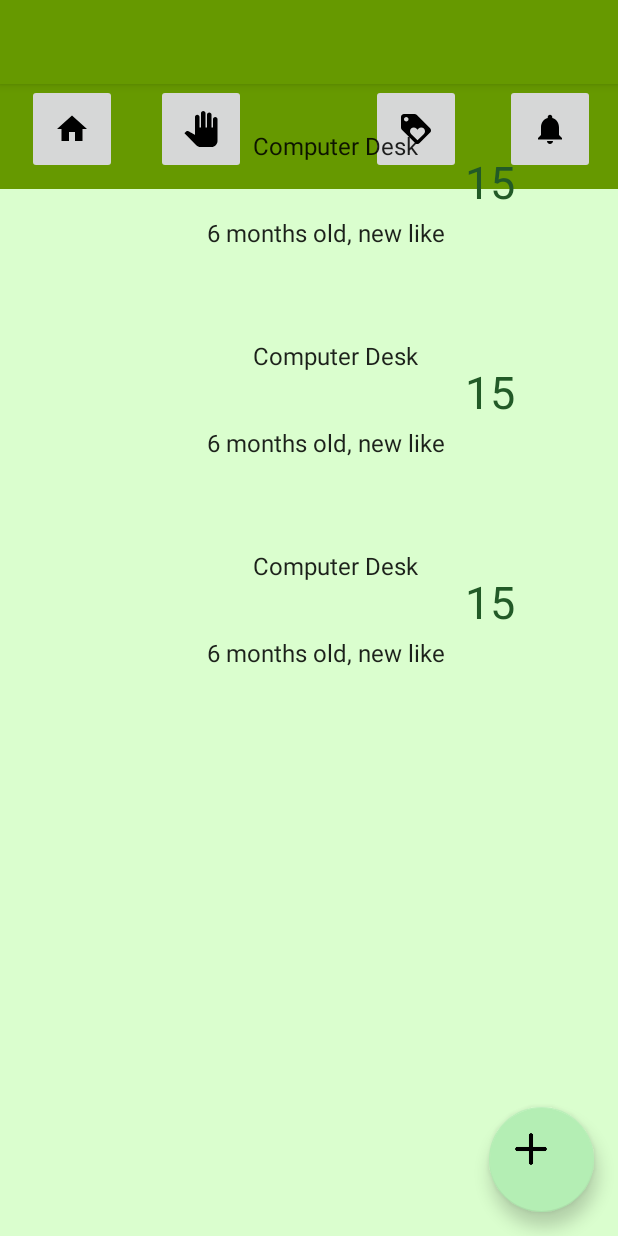
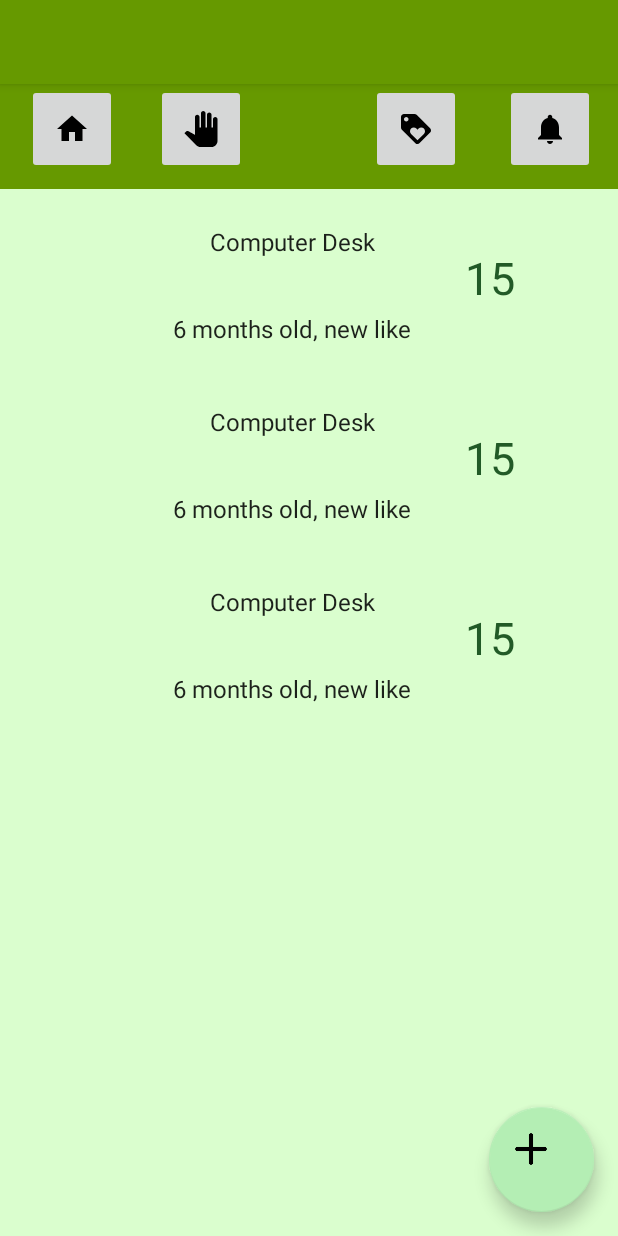
Before and after one commit to Chaachii2797/Revised_Gcompanion, an Android app: the layout app_bar_main.xml on its own in the app's theme, with its tools: preview values and no code run, on a phone screen of 412 x 824 dp. Run offline under Robolectric (Android 15) with nearby library versions, the phone set to English and light mode, and no system bars.

Commit message:
natarong na gamay ang main

```diff
--- a/app/src/main/java/cabiso/daphny/com/g_companion/MarketPlaceFragment.java
+++ b/app/src/main/java/cabiso/daphny/com/g_companion/MarketPlaceFragment.java
@@ -6,10 +6,8 @@ import android.net.Uri;
 import android.os.Bundle;
 import android.support.annotation.NonNull;
 import android.support.v4.app.Fragment;
-import android.support.v7.app.AppCompatActivity;
 import android.support.v7.widget.LinearLayoutManager;
 import android.support.v7.widget.RecyclerView;
-import android.support.v7.widget.Toolbar;
 import android.util.Log;
 import android.view.LayoutInflater;
 import android.view.View;
@@ -66,7 +64,7 @@ public class MarketPlaceFragment extends Fragment{
     @Override
     public View onCreateView(LayoutInflater inflater, ViewGroup container,
                              Bundle savedInstanceState) {
-        View view = inflater.inflate(R.layout.activity_main, container, false);
+        View view = inflater.inflate(R.layout.app_bar_main, container, false);
 
         Context context = view.getContext();
         recyclerView = (RecyclerView) view.findViewById(R.id.list);
@@ -113,37 +111,6 @@ public class MarketPlaceFragment extends Fragment{
                 catch(Exception e){
                     Log.d("Exception", "Failed to fetch product Picture");
                 }
-
-//                 Get product picture in a native way
-//                if(model.productPictureURLs!=null){
-//                    StorageReference pictureReference = FirebaseStorage.getInstance().getReferenceFromUrl(model.productPictureURLs.get(0));
-//                    try{
-//                        productImageTempFile = File.createTempFile("images","jpg");
-//                    }
-//                    catch(IOException io){
-//                        Log.d("Exception caught", io.toString());
-//                    }
-//
-//                    pictureReference.getFile(productImageTempFile).addOnSuccessListener(new OnSuccessListener<FileDownloadTask.TaskSnapshot>() {
-//                        @Override
-//                        public void onSuccess(FileDownloadTask.TaskSnapshot taskSnapshot) {
-//                            final BitmapFactory.Options options = new BitmapFactory.Options();
-//                            options.inJustDecodeBounds = true;
-//                            BitmapFactory.decodeFile(productImageTempFile.getPath(), options);
-//
-//                            options.inSampleSize = calculateInSampleSize(options, 75, 75);
-//                            // Decode bitmap with inSampleSize set
-//                            options.inJustDecodeBounds = false;
-//                            Bitmap bitmap = BitmapFactory.decodeFile(productImageTempFile.getPath(), options);
-//                            viewHolder.mProductImageView.setImageBitmap(bitmap);
-//                        }
-//                    }).addOnFailureListener(new OnFailureListener() {
-//                        @Override
-//                        public void onFailure(@NonNull Exception e) {
-//
-//                        }
-//                    });
-//                }
 
 
                 viewHolder.mView.setOnClickListener(new View.OnClickListener() {
--- a/app/src/main/res/layout/activity_main.xml
+++ b/app/src/main/res/layout/activity_main.xml
@@ -25,6 +25,4 @@
 
 
 
-
-
 </android.support.v4.widget.DrawerLayout>
--- a/app/src/main/res/layout/app_bar_main.xml
+++ b/app/src/main/res/layout/app_bar_main.xml
@@ -20,25 +20,21 @@
 
     </android.support.design.widget.AppBarLayout>
 
+
+
     <include
         android:id="@+id/include"
         layout="@layout/content_main" />
 
 
+
     <android.support.v7.widget.RecyclerView
         android:id="@+id/list"
         android:layout_width="match_parent"
-        android:layout_height="441dp"
-        app:layout_behavior="@string/appbar_scrolling_view_behavior"
+        android:layout_height="match_parent"
+        android:layout_marginTop="130dp"
         tools:context="cabiso.daphny.com.g_companion.MarketPlaceFragment"
         tools:listitem="@layout/recycler_item" />
-
-    <FrameLayout
-        android:id="@+id/theFragmentFrame"
-        android:layout_width="match_parent"
-        android:layout_height="444dp"
-        android:layout_gravity="center">
-    </FrameLayout>
 
     <android.support.design.widget.FloatingActionButton
         android:id="@+id/fab3"
@@ -89,5 +85,12 @@
         android:layout_margin="@dimen/fab_margin"
         android:src="@drawable/add" />
 
+    <FrameLayout
+        android:id="@+id/theFragmentFrame"
+        android:layout_width="match_parent"
+        android:layout_height="match_parent">
+
+    </FrameLayout>
+
 
 </android.support.design.widget.CoordinatorLayout>
--- a/app/src/main/res/layout/content_main.xml
+++ b/app/src/main/res/layout/content_main.xml
@@ -5,8 +5,7 @@
     android:layout_width="match_parent"
     android:layout_height="match_parent"
     app:layout_behavior="@string/appbar_scrolling_view_behavior"
-    tools:context="cabiso.daphny.com.g_companion.MainActivity"
-    tools:showIn="@layout/app_bar_main">
+    tools:context="cabiso.daphny.com.g_companion.MainActivity">
 
     <ImageView
         android:id="@+id/layout_for_buttons"
--- a/app/src/main/res/layout/recycler_item.xml
+++ b/app/src/main/res/layout/recycler_item.xml
@@ -15,20 +15,19 @@
         android:id="@+id/item_icon"
         android:layout_width="80dp"
         android:layout_height="80dp"
-        android:layout_margin="10dp" />
+        android:layout_centerVertical="true"
+        android:layout_alignParentLeft="true"
+        android:layout_alignParentStart="true" />
 
     <TextView
         android:id="@+id/item_name"
         android:layout_width="wrap_content"
         android:layout_height="wrap_content"
-        android:layout_alignEnd="@+id/item_description"
-        android:layout_alignRight="@+id/item_description"
-        android:layout_alignTop="@+id/item_icon"
-        android:layout_marginEnd="18dp"
-        android:layout_marginRight="18dp"
         android:gravity="center"
         android:text="Computer Desk"
-        android:textAppearance="?attr/textAppearanceListItem" />
+        android:textAppearance="?attr/textAppearanceListItem"
+        android:layout_alignTop="@+id/item_price"
+        android:layout_centerHorizontal="true" />
 
     <TextView
         android:id="@+id/item_description"
@@ -37,10 +36,7 @@
         android:text="6 months old, new like"
         android:textAppearance="?attr/textAppearanceListItem"
         android:layout_alignBottom="@+id/item_icon"
-        android:layout_toLeftOf="@+id/item_price"
-        android:layout_toStartOf="@+id/item_price"
-        android:layout_marginRight="13dp"
-        android:layout_marginEnd="13dp" />
+        android:layout_centerHorizontal="true" />
 
     <TextView
         android:id="@+id/item_price"
```
